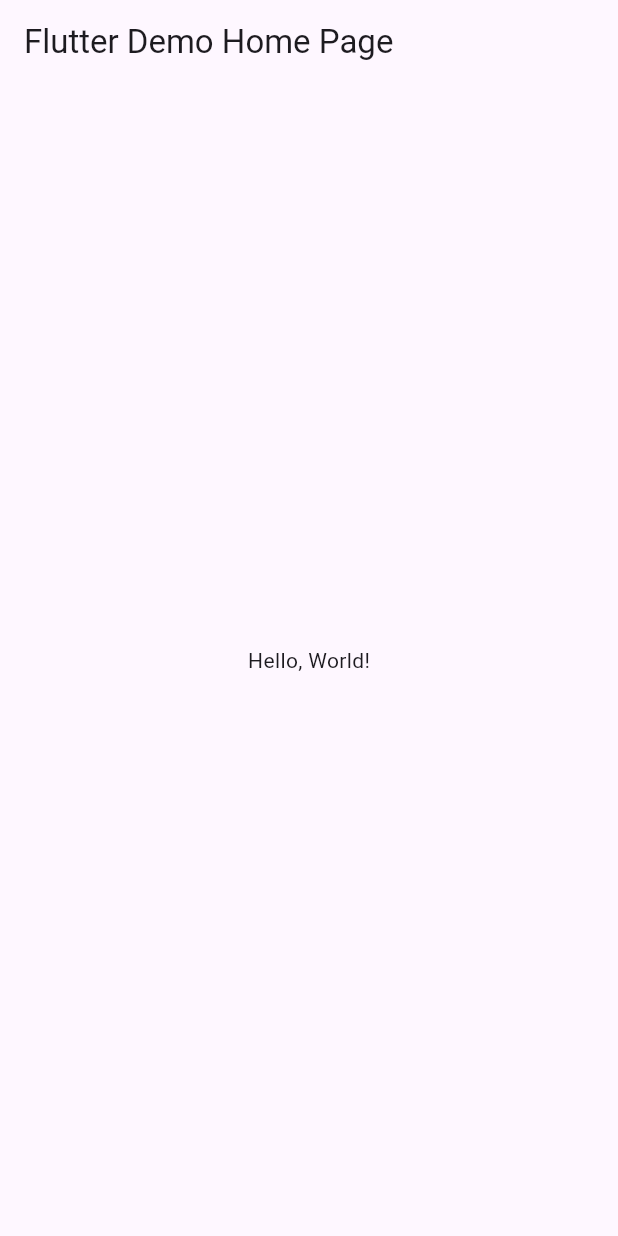
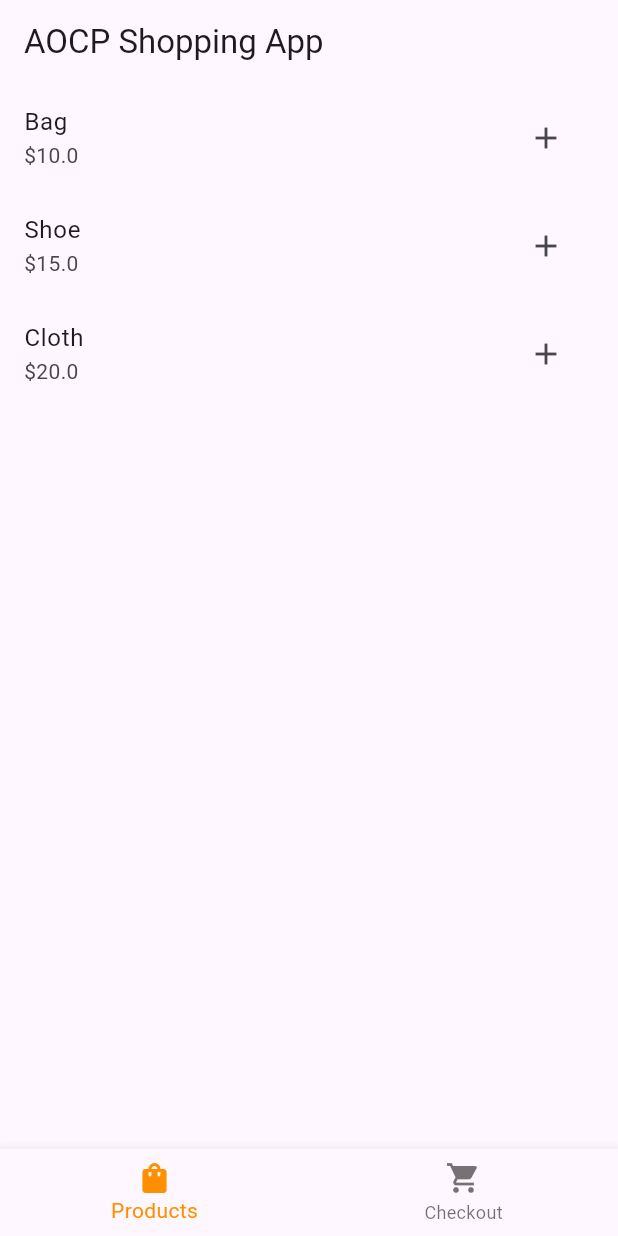
Before and after one commit to PraiseaAfia/Hng_task_onee, a Flutter app: the screen it shows after launch, on a phone screen of 412 x 824 dp. Run offline on Flutter 3.47's test engine with Material 3 defaults, Android fonts, the phone set to English and light mode, and no system bars.

Commit message:
First Task

```diff
--- a/lib/main.dart
+++ b/lib/main.dart
@@ -1,42 +1,82 @@
 import 'package:flutter/material.dart';
+import 'product_screen.dart';
+import 'checkout_screen.dart';
 
-void main() => runApp(MyApp());
+void main() {
+  runApp(MyApp());
+}
 
 class MyApp extends StatelessWidget {
-  const MyApp({super.key});
-  // This widget is the root of your application.
   @override
   Widget build(BuildContext context) {
     return MaterialApp(
-      // Application name
-      title: 'Flutter Hello World',
-      // Application theme data, you can set the colors for the application as
-      // you want
+      title: 'AOCP Shopping App',
       theme: ThemeData(
-        // useMaterial3: false,
         primarySwatch: Colors.blue,
       ),
-      // A widget which will be started on application startup
-      home: MyHomePage(title: 'Flutter Demo Home Page'),
+      home: HomeScreen(),
     );
   }
 }
 
-class MyHomePage extends StatelessWidget {
-  final String title;
-  const MyHomePage({super.key, required this.title});
+class HomeScreen extends StatefulWidget {
+  @override
+  _HomeScreenState createState() => _HomeScreenState();
+}
+
+class _HomeScreenState extends State<HomeScreen> {
+  int _selectedIndex = 0;
+  List<Map<String, dynamic>> _checkoutItems = [];
+
+  static List<Widget> _widgetOptions(
+      List<Map<String, dynamic>> checkoutItems,
+      Function(Map<String, dynamic>) onAddToCheckout,
+      Function(Map<String, dynamic>) onRemoveFromCheckout) {
+    return <Widget>[
+      ProductsScreen(onAddToCheckout: onAddToCheckout),
+      CheckoutScreen(
+          checkoutItems: checkoutItems,
+          onRemoveFromCheckout: onRemoveFromCheckout),
+    ];
+  }
+
+  void _onItemTapped(int index) {
+    setState(() {
+      _selectedIndex = index;
+    });
+  }
 
   @override
   Widget build(BuildContext context) {
     return Scaffold(
-      appBar: AppBar(
-        // The title text which will be shown on the action bar
-        title: Text(title),
-      ),
-      body: Center(
-        child: Text(
-          'Hello, World!',
-        ),
+      appBar: AppBar(title: Text('AOCP Shopping App')),
+      body: _widgetOptions(
+        _checkoutItems,
+        (item) {
+          setState(() {
+            _checkoutItems.add(item);
+          });
+        },
+        (item) {
+          setState(() {
+            _checkoutItems.remove(item);
+          });
+        },
+      )[_selectedIndex],
+      bottomNavigationBar: BottomNavigationBar(
+        items: <BottomNavigationBarItem>[
+          const BottomNavigationBarItem(
+            icon: Icon(Icons.shopping_bag),
+            label: 'Products',
+          ),
+          const BottomNavigationBarItem(
+            icon: Icon(Icons.shopping_cart),
+            label: 'Checkout',
+          ),
+        ],
+        currentIndex: _selectedIndex,
+        selectedItemColor: Colors.amber[800],
+        onTap: _onItemTapped,
       ),
     );
   }
--- /dev/null
+++ b/lib/product_screen.dart
@@ -0,0 +1,32 @@
+import 'package:flutter/material.dart';
+
+class ProductsScreen extends StatelessWidget {
+  final Function(Map<String, dynamic>) onAddToCheckout;
+
+  ProductsScreen({super.key, required this.onAddToCheckout});
+
+  final List<Map<String, dynamic>> products = [
+    {'name': 'Bag', 'price': 10.0},
+    {'name': 'Shoe', 'price': 15.0},
+    {'name': 'Cloth', 'price': 20.0},
+  ];
+
+  @override
+  Widget build(BuildContext context) {
+    return ListView.builder(
+      itemCount: products.length,
+      itemBuilder: (context, index) {
+        return ListTile(
+          title: Text(products[index]['name']),
+          subtitle: Text("\$${products[index]['price']}"),
+          trailing: IconButton(
+            icon: Icon(Icons.add),
+            onPressed: () {
+              onAddToCheckout(products[index]);
+            },
+          ),
+        );
+      },
+    );
+  }
+}
```
Also changed, not shown: lib/checkout_screen.dart (added, +28 -0 lines).
